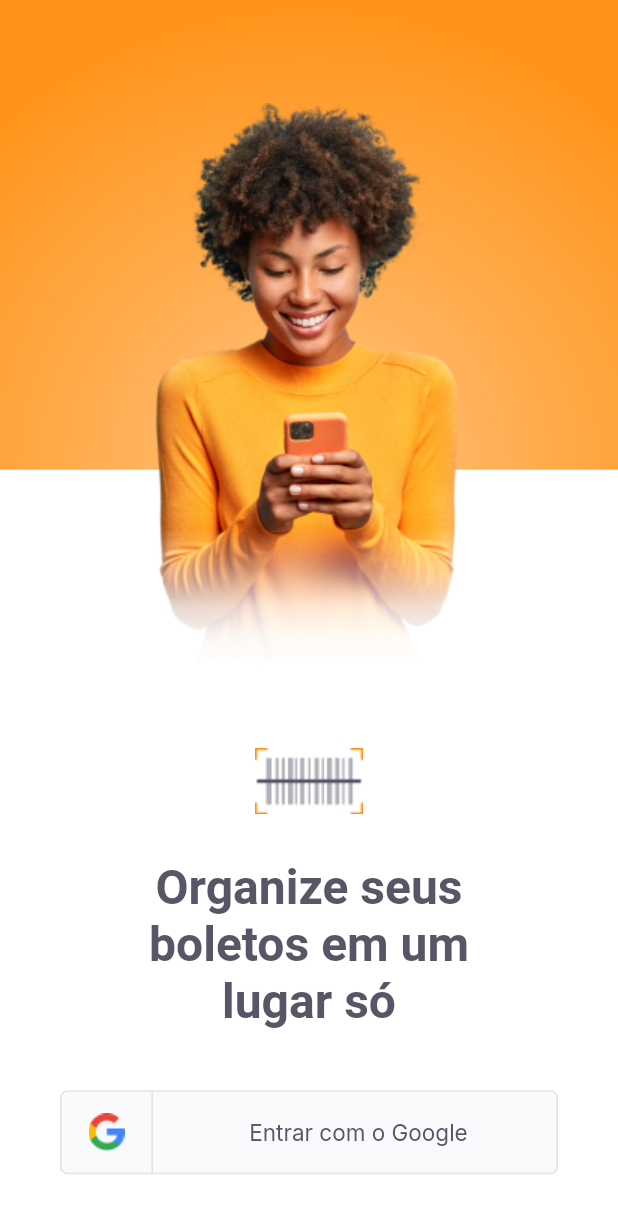
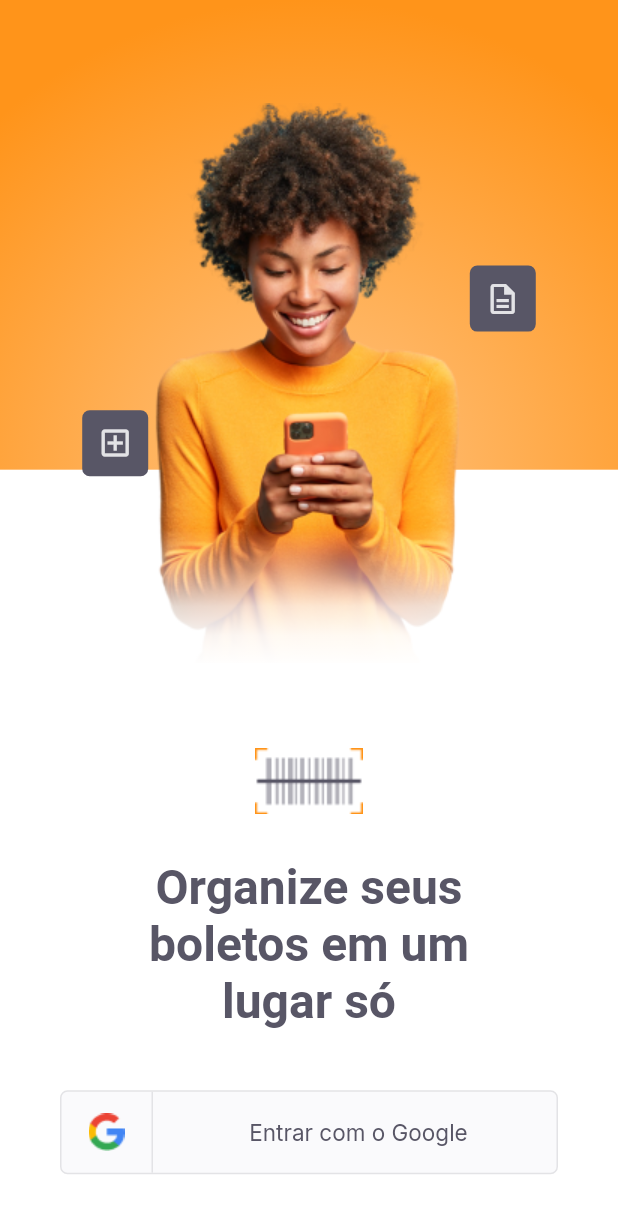
Before and after one commit to GoesMarcio/payflow, a Flutter app: the screen it shows after launch, on a phone screen of 412 x 824 dp. Shown: the top 1213 px of the screen. Run offline on Flutter 3.47's test engine with Material 2 defaults, Android fonts, the phone set to English and light mode, and no system bars; our stand-ins replace camera, datetime_picker_formfield, firebase_core, flutter_masked_text2, font_awesome_flutter, google_fonts and 3 more; missing offline and left inert: animated_card, google_ml_kit; accounts and stored records are empty.

Commit message:
Update details

```diff
--- a/lib/app.dart
+++ b/lib/app.dart
@@ -15,6 +15,10 @@ class MyApp extends StatelessWidget {
       DeviceOrientation.portraitDown,
       DeviceOrientation.portraitUp,
     ]);
+
+    SystemChrome.setSystemUIOverlayStyle(SystemUiOverlayStyle(
+        statusBarColor: Colors.transparent,
+        statusBarIconBrightness: Brightness.light));
   }
   // This widget is the root of your application.
   @override
--- a/lib/modules/home/home_page.dart
+++ b/lib/modules/home/home_page.dart
@@ -59,7 +59,7 @@ class _HomePageState extends State<HomePage> {
                     style: TextStyles.titleRegular,
                     children: [
                       TextSpan(
-                          text: "${widget.user.name}!",
+                          text: "${widget.user.name}",
                           style: TextStyles.titleBoldBackground)
                     ]),
               ),
--- a/lib/modules/login/login_page.dart
+++ b/lib/modules/login/login_page.dart
@@ -72,6 +72,46 @@ class _LoginPageState extends State<LoginPage> {
                             AppColors.white100
                           ])))),
               Positioned(
+                  left: size.width * 0.1573,
+                  top: size.height * 0.344,
+                  child: Container(
+                    decoration: BoxDecoration(
+                        borderRadius: BorderRadius.circular(5),
+                        boxShadow: [
+                          BoxShadow(
+                              color: AppColors.secondary,
+                              spreadRadius: 10,
+                              blurRadius: 0,
+                              offset: Offset(0, 0)),
+                        ]),
+                    child: Center(
+                      child: Icon(
+                        Icons.add_box_outlined,
+                        color: AppColors.stroke,
+                      ),
+                    ),
+                  )),
+              Positioned(
+                  right: size.width * 0.1573,
+                  top: size.height * 0.227,
+                  child: Container(
+                    decoration: BoxDecoration(
+                        borderRadius: BorderRadius.circular(5),
+                        boxShadow: [
+                          BoxShadow(
+                              color: AppColors.secondary,
+                              spreadRadius: 10,
+                              blurRadius: 0,
+                              offset: Offset(0, 0)),
+                        ]),
+                    child: Center(
+                      child: Icon(
+                        Icons.description_outlined,
+                        color: AppColors.stroke,
+                      ),
+                    ),
+                  )),
+              Positioned(
                 bottom: size.height * 0.05,
                 left: 0,
                 right: 0,
--- a/lib/shared/widgets/boleto_info/boleto_info_widget.dart
+++ b/lib/shared/widgets/boleto_info/boleto_info_widget.dart
@@ -14,6 +14,7 @@ class BoletoInfoWidget extends StatelessWidget {
     return AnimatedCard(
       direction: AnimatedCardDirection.top,
       duration: Duration(milliseconds: 400),
+      curve: Curves.easeOutCirc,
       child: Container(
         decoration: BoxDecoration(
           color: AppColors.secondary,
--- a/pubspec.yaml
+++ b/pubspec.yaml
@@ -39,6 +39,7 @@ dependencies:
   font_awesome_flutter: ^9.1.0
   flutter_masked_text2: ^0.9.1
   animated_card: ^2.0.0
+  datetime_picker_formfield: ^2.0.0
 
 dev_dependencies:
   flutter_test:
```
Also changed, not shown: lib/modules/insert_boleto/insert_boleto_page.dart (+17 -3 lines), lib/modules/meus_boletos/meus_boletos_page.dart (+11 -2 lines), lib/shared/widgets/boleto_tile/boleto_tile_widget.dart (+5 -2 lines), lib/shared/widgets/input_text/input_date_widget.dart (added, +70 -0 lines), pubspec.lock.
